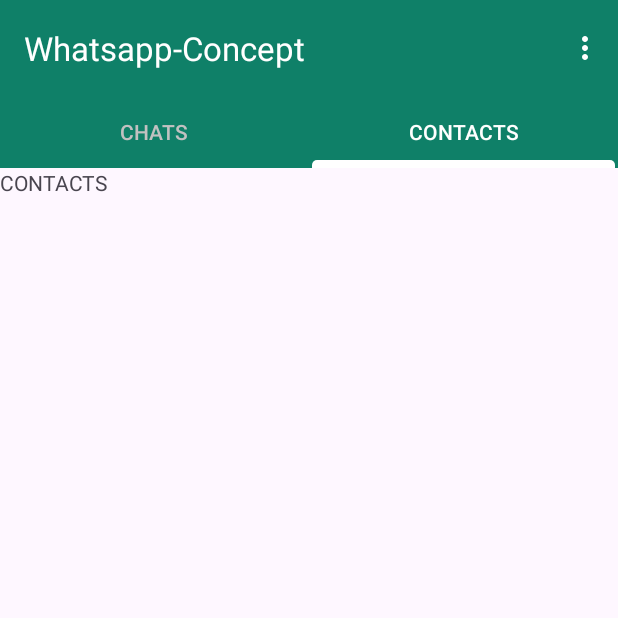
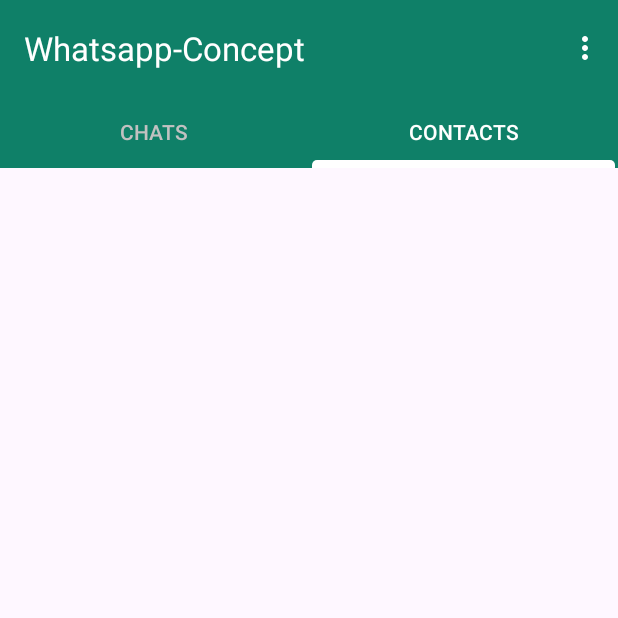
Before and after one commit to EdoTXp/Whatsapp-Concept, an Android app: the screen it shows after launch once a user with an empty profile is signed in (MainActivity), tab 2 chosen, on a phone screen of 412 x 824 dp, the top half of it. Run offline under Robolectric (Android 15) with nearby library versions, the phone set to English and light mode, and no system bars; our stand-ins replace Dagger/Hilt's generated code, Firebase (no records; nobody signed in at launch, a user with empty details on screens opened directly), Picasso; 1 statement that could not run was skipped.

Commit message:
* Add RecyclerView to display contacts in fragment_contacts.xml; * Create a ContactDiffCallback for efficient RecyclerView updates; * Create an item_contact.xml layout for individual contact display; * Create ContactsAdapter for populating the RecyclerView with contact data; * Refactor ContactsFragment to use RecyclerView and ContactsAdapter;

```diff
--- /dev/null
+++ b/app/src/main/java/com/deiovannagroup/whatsapp_concept/utils/ContactDiffCallback.kt
@@ -0,0 +1,14 @@
+package com.deiovannagroup.whatsapp_concept.utils
+
+import androidx.recyclerview.widget.DiffUtil
+import com.deiovannagroup.whatsapp_concept.models.UserModel
+
+object ContactDiffCallback : DiffUtil.ItemCallback<UserModel>() {
+    override fun areItemsTheSame(oldItem: UserModel, newItem: UserModel): Boolean {
+        return oldItem.id == newItem.id
+    }
+
+    override fun areContentsTheSame(oldItem: UserModel, newItem: UserModel): Boolean {
+        return oldItem == newItem
+    }
+}
--- a/app/src/main/java/com/deiovannagroup/whatsapp_concept/views/fragments/ContactsFragment.kt
+++ b/app/src/main/java/com/deiovannagroup/whatsapp_concept/views/fragments/ContactsFragment.kt
@@ -1,34 +1,51 @@
 package com.deiovannagroup.whatsapp_concept.views.fragments
 
 import android.os.Bundle
-import android.util.Log
 import androidx.fragment.app.Fragment
 import android.view.LayoutInflater
 import android.view.View
 import android.view.ViewGroup
+import android.widget.Toast
 import androidx.lifecycle.ViewModelProvider
+import androidx.recyclerview.widget.DividerItemDecoration
+import androidx.recyclerview.widget.LinearLayoutManager
+import com.deiovannagroup.whatsapp_concept.R
 import com.deiovannagroup.whatsapp_concept.databinding.FragmentContactsBinding
 import com.deiovannagroup.whatsapp_concept.viewmodels.ContactsViewModel
+import com.deiovannagroup.whatsapp_concept.views.adapters.ContactsAdapter
 import dagger.hilt.android.AndroidEntryPoint
 
 @AndroidEntryPoint
 class ContactsFragment : Fragment() {
 
     private lateinit var binding: FragmentContactsBinding
+    private lateinit var contactsAdapter: ContactsAdapter
 
     private val contactsViewModel by lazy {
         ViewModelProvider(this)[ContactsViewModel::class.java]
     }
 
+
     override fun onCreateView(
-        inflater: LayoutInflater, container: ViewGroup?,
-        savedInstanceState: Bundle?
+        inflater: LayoutInflater, container: ViewGroup?, savedInstanceState: Bundle?
     ): View? {
         binding = FragmentContactsBinding.inflate(
             inflater,
             container,
             false,
         )
+
+        contactsAdapter = ContactsAdapter()
+        binding.rvContacts.adapter = contactsAdapter
+
+        binding.rvContacts.layoutManager = LinearLayoutManager(context)
+        binding.rvContacts.addItemDecoration(
+            DividerItemDecoration(
+                context,
+                LinearLayoutManager.VERTICAL,
+            ),
+        )
+
         return binding.root
     }
 
@@ -47,12 +64,16 @@
     private fun addObservers() {
         contactsViewModel.contactsResult.observe(this) { result ->
             result.onSuccess { contacts ->
-                contacts.forEach { user ->
-                    Log.i("ContactsFragment", "Contacts: ${user.name}")
+                if (contacts.isNotEmpty()) {
+                    contactsAdapter.submitList(contacts)
                 }
             }
-            result.onFailure {
-                Log.e("ContactsFragment", "Error: ${it.message}")
+            result.onFailure { error ->
+                Toast.makeText(
+                    requireContext(),
+                    "${getString(R.string.error_getting_contacts)} : ${error.message}",
+                    Toast.LENGTH_LONG,
+                ).show()
             }
         }
     }
--- a/app/src/main/res/layout/activity_login.xml
+++ b/app/src/main/res/layout/activity_login.xml
@@ -8,7 +8,7 @@
     tools:context=".views.activities.LoginActivity">
 
     <ImageView
-        android:id="@+id/imageView"
+        android:id="@+id/image_contact_photo"
         android:layout_width="150dp"
         android:layout_height="130dp"
         android:layout_marginTop="32dp"
@@ -29,7 +29,7 @@
         app:layout_constraintEnd_toEndOf="parent"
         app:layout_constraintHorizontal_bias="0.5"
         app:layout_constraintStart_toStartOf="parent"
-        app:layout_constraintTop_toBottomOf="@+id/imageView">
+        app:layout_constraintTop_toBottomOf="@+id/image_contact_photo">
 
         <com.google.android.material.textfield.TextInputEditText
             android:id="@+id/edit_login_email"
--- a/app/src/main/res/layout/fragment_contacts.xml
+++ b/app/src/main/res/layout/fragment_contacts.xml
@@ -1,13 +1,25 @@
 <?xml version="1.0" encoding="utf-8"?>
-<FrameLayout xmlns:android="http://schemas.android.com/apk/res/android"
+<androidx.constraintlayout.widget.ConstraintLayout xmlns:android="http://schemas.android.com/apk/res/android"
+    xmlns:app="http://schemas.android.com/apk/res-auto"
     xmlns:tools="http://schemas.android.com/tools"
     android:layout_width="match_parent"
     android:layout_height="match_parent"
     tools:context=".views.fragments.ContactsFragment">
 
-    <TextView
-        android:layout_width="match_parent"
-        android:layout_height="match_parent"
-        android:text="@string/contacts" />
-
-</FrameLayout>
+    <androidx.recyclerview.widget.RecyclerView
+        android:id="@+id/rv_contacts"
+        android:layout_width="0dp"
+        android:layout_height="0dp"
+        android:layout_marginStart="16dp"
+        android:layout_marginTop="16dp"
+        android:layout_marginEnd="16dp"
+        android:layout_marginBottom="16dp"
+        android:contentDescription="@string/recycler_view_contacts_content_description"
+        app:layout_constraintBottom_toBottomOf="parent"
+        app:layout_constraintEnd_toEndOf="parent"
+        app:layout_constraintHorizontal_bias="0.5"
+        app:layout_constraintStart_toStartOf="parent"
+        app:layout_constraintTop_toTopOf="parent"
+        app:layout_constraintVertical_bias="0.5"
+        tools:listitem="@layout/item_contact" />
+</androidx.constraintlayout.widget.ConstraintLayout>
--- a/app/src/main/res/values/strings.xml
+++ b/app/src/main/res/values/strings.xml
@@ -30,4 +30,7 @@
     <string name="profile_updated">Success on upload profile</string>
     <string name="error_updating_profile">Error on upload profile</string>
     <string name="error_getting_profile">Error on get profile</string>
+    <string name="user_name_placeholder" translatable="false">User Name</string>
+    <string name="recycler_view_contacts_content_description">List of contacts</string>
+    <string name="error_getting_contacts">Error getting contacts</string>
 </resources>
```
Also changed, not shown: app/src/main/java/com/deiovannagroup/whatsapp_concept/views/adapters/ContactsAdapter.kt (added, +55 -0 lines), app/src/main/res/layout/item_contact.xml (added, +31 -0 lines), 2 other files.
